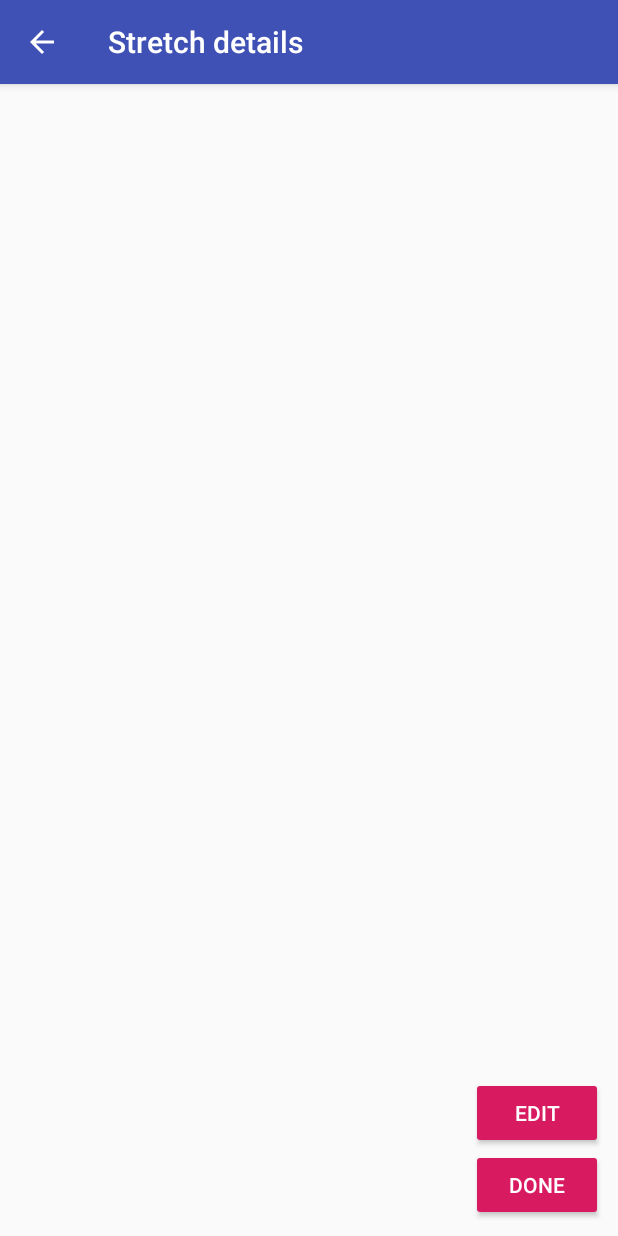
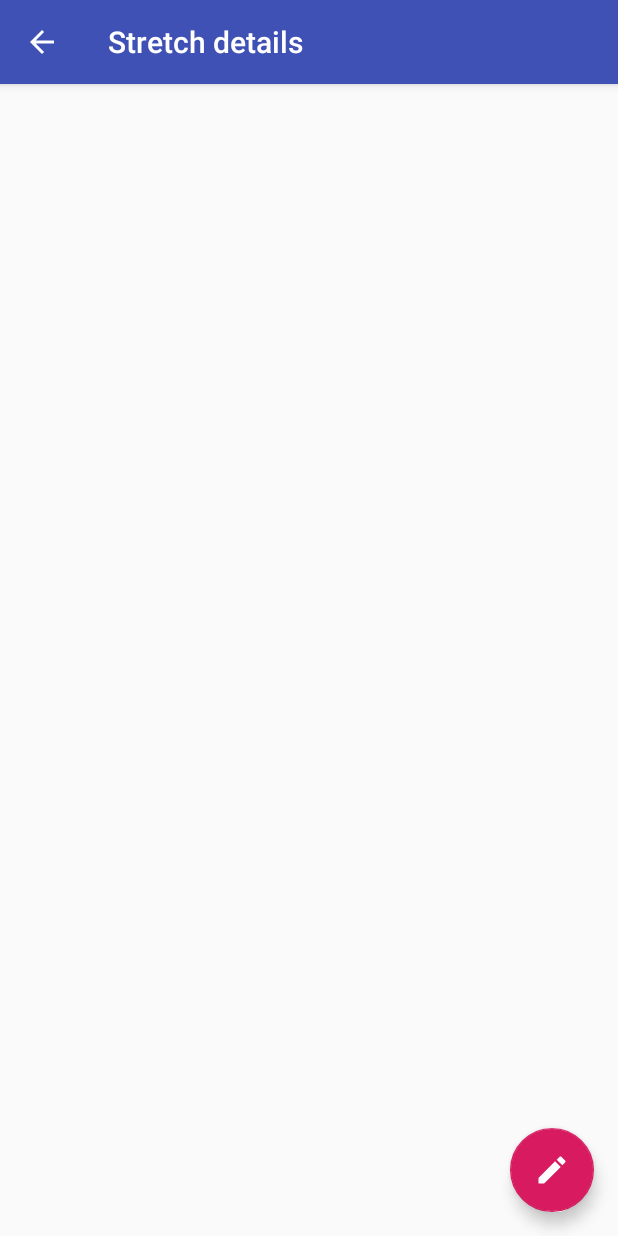
Before and after one commit to lisabg/MyWorkoutApplication, an Android app: the StretchDetailsActivity screen opened directly, with no data from a screen before it, on a phone screen of 412 x 824 dp. Run offline under Robolectric (Android 15) with nearby library versions, the phone set to English and light mode, and no system bars.

Commit message:
changed from buttons to fab in detailMode

```diff
--- a/app/src/main/java/com/example/myapplication/exercise/ExerciseActivity.kt
+++ b/app/src/main/java/com/example/myapplication/exercise/ExerciseActivity.kt
@@ -47,7 +47,7 @@ class ExerciseActivity : AppCompatActivity() {
         val exerciseData = ArrayList<Exercise>()
         // deleteIcon = ContextCompat.getDrawable(this, R.drawable.ic_delete_black_24dp)!!
 
-/*        exerciseData.add(
+        exerciseData.add(
             Exercise(
                 0, "Plank", "Place the palm of your hands on the floor centering your hands straight " +
                         "under your shoulders, place your feet so that your body is parallell to the ground and you " +
@@ -58,7 +58,7 @@ class ExerciseActivity : AppCompatActivity() {
                 0, "Push-ups", "Start in a plank-position with your hands in a wider stans" +
                         "than your shoulders. Lower yourself as far as possible and then push back up.",
                 10, 3
-            ))*/
+            ))
 
         val data = db.readExerciseData()
         for (i in 0 until (data.size)) {
--- a/app/src/main/java/com/example/myapplication/stretch/StretchActivity.kt
+++ b/app/src/main/java/com/example/myapplication/stretch/StretchActivity.kt
@@ -34,7 +34,7 @@ class StretchActivity : AppCompatActivity() {
         val db = DataBaseHandler(this)
         val stretchData = ArrayList<Stretch>()
 
-/*        stretchData.add(
+        stretchData.add(
             Stretch(
                 0, "Downward facing dog", "Place the palm of your hands on the floor centering your hands straight " +
                         "under your shoulders, place your feet flat on the ground. Try to straighten both your elbows and knees" +
@@ -45,7 +45,7 @@ class StretchActivity : AppCompatActivity() {
                 0 , "Shoulder stretch", "Stretch and point one arm straight up towards the sky, then bend " +
                         "the elbow and reach your hand down towards your back. Your other hand may help push your bent" +
                         "elbow backwards.", 10, 3
-            ))*/
+            ))
 
         val data = db.readStretchData()
         for (i in 0 until (data.size)) {
--- a/app/src/main/java/com/example/myapplication/stretch/StretchDetailsActivity.kt
+++ b/app/src/main/java/com/example/myapplication/stretch/StretchDetailsActivity.kt
@@ -19,14 +19,6 @@ class StretchDetailsActivity : AppCompatActivity() {
         supportActionBar!!.setDisplayHomeAsUpEnabled(true)
         supportActionBar!!.setDisplayShowHomeEnabled(true)
 
-        close_stretch_details_button.setOnClickListener {
-
-            startActivity(Intent(this@StretchDetailsActivity, StretchActivity::class.java))
-        }
-
-        edit_stretch_details_button.setOnClickListener {
-            Toast.makeText(this, "clicked EDIT button", Toast.LENGTH_SHORT).show()
-        }
     }
 
     override fun onSupportNavigateUp() : Boolean {
--- /dev/null
+++ b/app/src/main/res/drawable/ic_mode_edit_white_24dp.xml
@@ -0,0 +1,5 @@
+<vector android:height="24dp" android:tint="#FFFFFF"
+    android:viewportHeight="24.0" android:viewportWidth="24.0"
+    android:width="24dp" xmlns:android="http://schemas.android.com/apk/res/android">
+    <path android:fillColor="#FF000000" android:pathData="M3,17.25V21h3.75L17.81,9.94l-3.75,-3.75L3,17.25zM20.71,7.04c0.39,-0.39 0.39,-1.02 0,-1.41l-2.34,-2.34c-0.39,-0.39 -1.02,-0.39 -1.41,0l-1.83,1.83 3.75,3.75 1.83,-1.83z"/>
+</vector>
--- a/app/src/main/res/layout/stretch_details_layout.xml
+++ b/app/src/main/res/layout/stretch_details_layout.xml
@@ -49,30 +49,19 @@
                 android:text=""
                 android:textAppearance="@style/Base.TextAppearance.AppCompat.Medium" />
 
-
     </LinearLayout>
 
-    <LinearLayout
-            android:layout_width="match_parent"
-            android:layout_height="match_parent"
-            android:gravity="bottom|end"
-            android:orientation="vertical"
-            android:padding="10dp">
+    <com.google.android.material.floatingactionbutton.FloatingActionButton
+            android:id="@+id/edit_stretch_button"
+            android:layout_width="wrap_content"
+            android:layout_height="wrap_content"
+            android:layout_gravity="bottom|end"
+            android:layout_margin="@dimen/fab_margin"
+            android:layout_marginEnd="8dp"
+            app:fabSize="auto"
+            app:layout_constraintBottom_toBottomOf="parent"
+            app:layout_constraintEnd_toEndOf="parent"
+            app:srcCompat="@drawable/ic_mode_edit_white_24dp" />
 
-        <Button
-                android:id="@+id/edit_stretch_details_button"
-                style="@style/Base.Widget.AppCompat.Button.Colored"
-                android:layout_width="wrap_content"
-                android:layout_height="wrap_content"
-                android:text="@string/dialog_edit_details_button_title" />
-
-        <Button
-                android:id="@+id/close_stretch_details_button"
-                style="@style/Base.Widget.AppCompat.Button.Colored"
-                android:layout_width="wrap_content"
-                android:layout_height="wrap_content"
-                android:text="@string/dialog_done_details_button_title" />
-
-    </LinearLayout>
 
 </androidx.constraintlayout.widget.ConstraintLayout>
```
Also changed, not shown: app/src/main/java/com/example/myapplication/exercise/ExerciseDetailsActivity.kt (+0 -8 lines), app/src/main/res/layout/exercise_details_layout.xml (+11 -23 lines).
